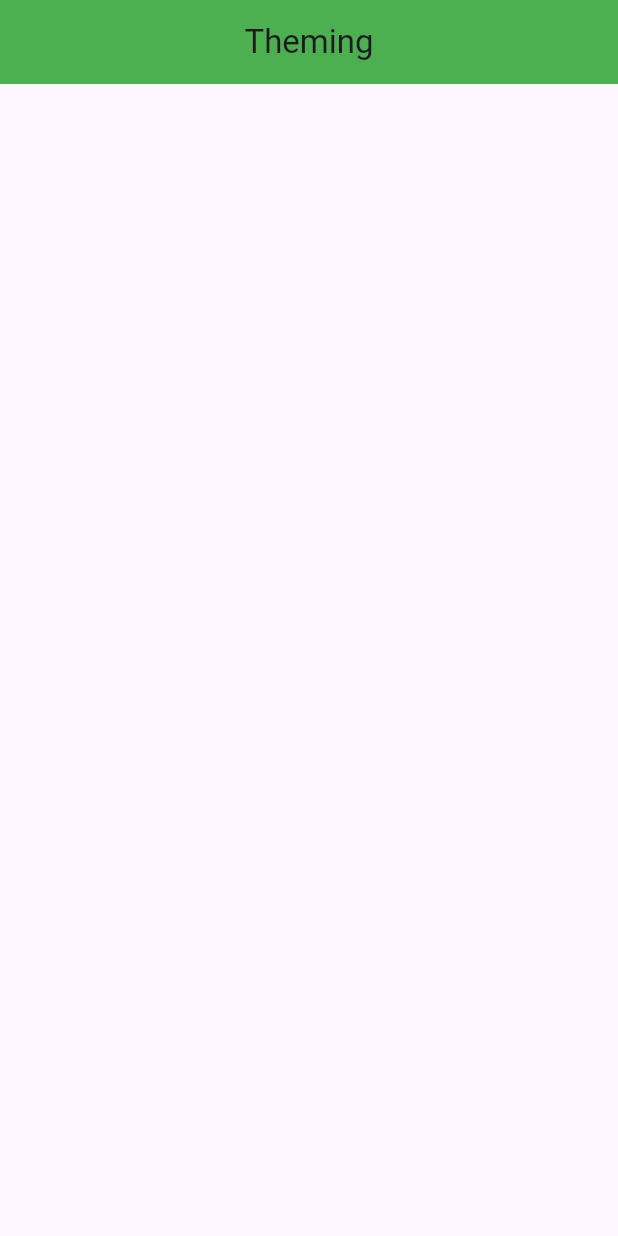
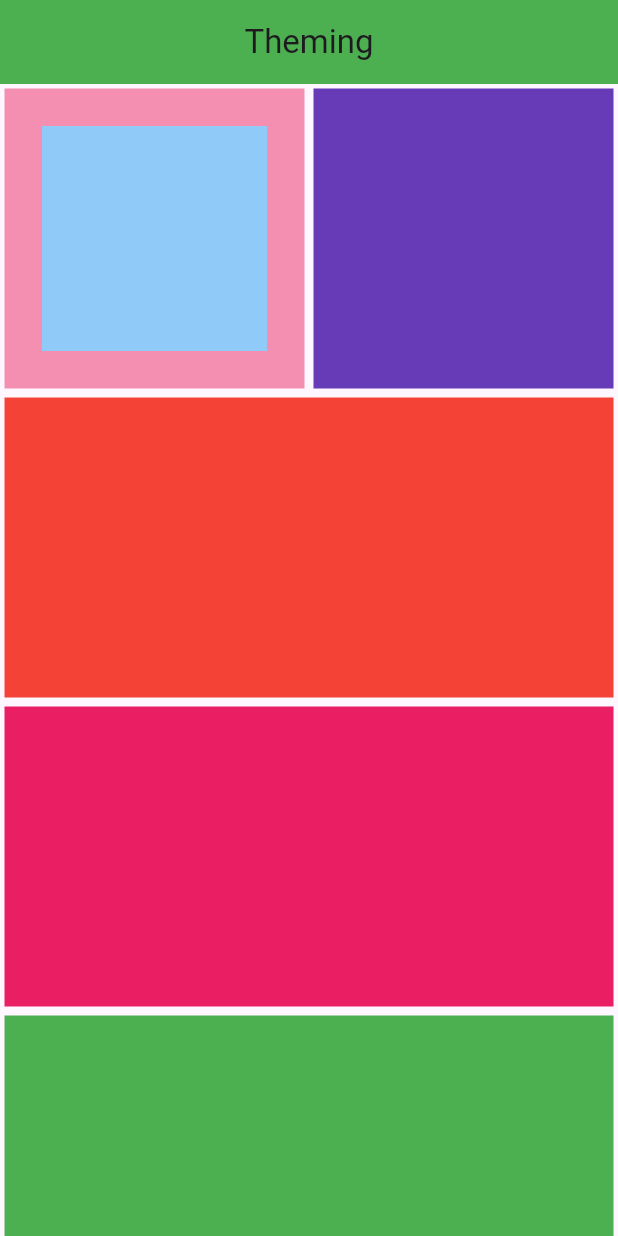
Before and after one commit to mdjihad2006/Practice_Project, a Flutter app: the screen it shows after launch, on a phone screen of 412 x 824 dp. Run offline on Flutter 3.47's test engine with Material 3 defaults, Android fonts, the phone set to English and light mode, and no system bars.

Commit message:
Row_Column_Stack

```diff
--- a/lib/main.dart
+++ b/lib/main.dart
@@ -1,4 +1,5 @@
 import 'package:flutter/material.dart';
+import 'package:flutter/rendering.dart';
 
 void main() {
   runApp(const MyApp());
@@ -33,174 +34,145 @@ class HomeState extends State<HomeActivity>{
   @override
   Widget build(BuildContext context) {
 
-    // MediaQueryData mediaQuery = MediaQuery.of(context);
-    //
-    // if(mediaQuery.size.width < 400){
-    //   print('This is Mobile phone');
-    // }
-    // else if(mediaQuery.size.width >400 && mediaQuery.size.width < 1080){
-    //   print('This is a tablet');
-    // }
-    // else{print('This is Laptop');}
 
     return Scaffold(
       appBar: AppBar(
         title: const Text('Theming'),
       ),
 
-      // body: Column(
-      //   children: [
-      //     Expanded(
-      //       flex: 1,
-      //         child: Container(
-      //           height: 300,
-      //           width: double.infinity,
-      //           color: Colors.deepOrange, // Expended
-      //         )
-      //     ),
-      //     Expanded(
-      //         flex: 1,
-      //         child: Container(
-      //           width: double.infinity,
-      //           height: 300,
-      //           color: Colors.pink,
-      //         )
-      //     ),
-      //     Expanded(
-      //         flex: 1,
-      //         child: Container(
-      //           height: 300,
-      //           width: double.infinity,
-      //           color: Colors.deepPurple,
-      //         )
-      //     ),
-      //   ],
-      // )
-
-
-      // body: AspectRatio(
-      //     aspectRatio: 16/8, // AspectRatio
-      //   child: Center(
-      //     child: Container(
-      //       height: 200,
-      //       width: 200,
-      //       color: Colors.deepOrange,
-      //       alignment: Alignment.center,
-      //     ),
-      //   ),
-      // ),
-
-
-      // body: Wrap(
-      //   alignment: WrapAlignment.center,
-      //   crossAxisAlignment: WrapCrossAlignment.center, // Wrap Widget
-      //   spacing: 2,
-      //   children: [
-      //     Text('Hello mr.Jihad,glad to see you'),
-      //     Text('Hello mr.Jihad'),
-      //     Text('Hello mr.Jihad,glad to see you'),
-      //     Text('Hello mr.Jihad'),
-      //     Text('Hello mr.Jihad'),
-      //     Text('Hello mr.Jihad'),
-      //   ],
-      // ),
-
-
-      // body: OrientationBuilder(
-      //   builder:(context, Orientation orientation){ // OrientationBuilder
-      //     if(orientation == Orientation.portrait){
-      //       return  Center(
-      //           child: Container(
-      //             height: 200,
-      //             width: 200,
-      //             color: Colors.pink,
-      //           )
-      //       );
-      //     }
-      //     else{
-      //       return  Center(
-      //           child: Container(
-      //             height: 200,
-      //             width: 200,
-      //             color: Colors.deepPurple,
-      //           )
-      //       );
-      //     }
-      //   }
-      // )
-
-
-      // body: LayoutBuilder(
-      //   builder: (context, BoxConstraints constraints){ // LayoutBuilder
-      //     if(constraints.maxWidth < 640){
-      //       return Center(
+      // body: Center(
+      //   child: Stack(
+      //     //alignment: Alignment.center,
+      //     clipBehavior: Clip.none,
+      //     textDirection: TextDirection.ltr,      // Stack widget
+      //     children: [
+      //       Container(
+      //         height: 250,
+      //         width: 250,
+      //         color: Colors.deepPurple,
+      //       ),
+      //       Positioned(
+      //         top: -10,
+      //         left: -10,
       //         child: Container(
       //           height: 200,
       //           width: 200,
       //           color: Colors.pink,
-      //           child: Center(
-      //             child: Text('This is a phone')
-      //           ),
-      //         ),
-      //       );
-      //     }
-      //     else if(constraints.maxWidth > 640 && constraints.maxWidth < 1008){
-      //       return Center(
-      //         child: Container(
-      //           height: 200,
-      //           width: 200,
-      //           color: Colors.blueAccent,
-      //           child: Center(
-      //             child: Text('This is a Tablet')
-      //           ),
-      //         ),
-      //       );
-      //     }
-      //     else{
-      //       return Center(
-      //         child: Container(
-      //           height: 200,
-      //           width: 200,
-      //           color: Colors.green,
-      //           child: Center(
-      //             child: Text('This is a Laptop')
-      //           ),
-      //         ),
-      //       );
-      //     }
-      //   }
-      // ),
-
-
-      // body: Column(
-      //   mainAxisAlignment: MainAxisAlignment.center,
-      //   children: [
-      //     Center(
-      //       child: Expanded(
-      //         child: Container(
-      //           height: 200,
-      //           width: 200,
-      //           color: Colors.pink,
-      //           child: Center(
-      //               child: Text(MediaQuery.of(context).size.width.toString()) // Media Query
-      //           ),
       //         ),
       //       ),
-      //     )
-      //   ],
-      // )
-
-
-      // body: Center(
-      //   child: FractionallySizedBox( // Fractionally Size box
-      //     widthFactor: .5,
-      //     heightFactor: .5,
-      //     child: Container(
-      //       color: Colors.deepPurple,
-      //     ),
+      //       Positioned(
+      //         bottom: -10,
+      //         right: -10,
+      //         child: Container(
+      //           height: 150,
+      //           width: 150,
+      //           color: Colors.deepOrangeAccent,
+      //         ),
+      //       ),
+      //       Text('Hey Hello')
+      //     ],
       //   ),
       // ),
 
+      body: Center(
+        child: SingleChildScrollView(
+          child: Column(
+            children: [
+              SingleChildScrollView(
+                scrollDirection: Axis.horizontal,          // Row , Column , Stack
+                child: Row(
+                  children: [
+                    Padding(
+                      padding: const EdgeInsets.all(3.0),
+                      child: Stack(
+                          alignment: Alignment.center,
+                          children: [
+                            Container(
+                              height: 200,
+                              width: 200,
+                              color: Colors.pink.shade200,
+                            ),
+                            Container(
+                              height: 150,
+                              width: 150,
+                              color: Colors.blue.shade200,
+                            ),
+                          ]
+                      ),
+                    ),
+                    Padding(
+                      padding: const EdgeInsets.all(3.0),
+                      child: Container(
+                        height: 200,
+                        width: 200,
+                        color: Colors.deepPurple,
+                      ),
+                    ),
+                    Padding(
+                      padding: const EdgeInsets.all(3.0),
+                      child: Container(
+                        height: 200,
+                        width: 200,
+                        color: Colors.limeAccent,
+                      ),
+                    ),
+                    Padding(
+                      padding: const EdgeInsets.all(3.0),
+                      child: Container(
+                        height: 200,
+                        width: 200,
+                        color: Colors.blueAccent,
+                      ),
+                    ),
+                    Padding(
+                      padding: const EdgeInsets.all(3.0),
+                      child: Stack(
+                        alignment: Alignment.center,
+                        children: [
+                          Container(
+                          height: 200,
+                          width: 200,
+                          color: Colors.amber.shade200,
+                        ),
+                          Container(
+                            height: 150,
+                            width: 150,
+                            color: Colors.blue.shade200,
+                          ),
+                       ]
+                      ),
+                    )
+                  ],
+                ),
+              ),
+              Padding(
+                padding: const EdgeInsets.all(3.0),
+                child: Container(
+                  height: 200,
+                  width: double.infinity,
+                  color: Colors.red,
+                ),
+              ),
+              Padding(
+                padding: const EdgeInsets.all(3.0),
+                child: Container(
+                  height: 200,
+                  width: double.infinity,
+                  color: Colors.pink,
+                ),
+              ),
+              Padding(
+                padding: const EdgeInsets.all(3.0),
+                child: Container(
+                  height: 200,
+                  width: double.infinity,
+                  color: Colors.green,
+                ),
+              )
+            ],
+          ),
+        ),
+      ),
     );
   }
 }
```
